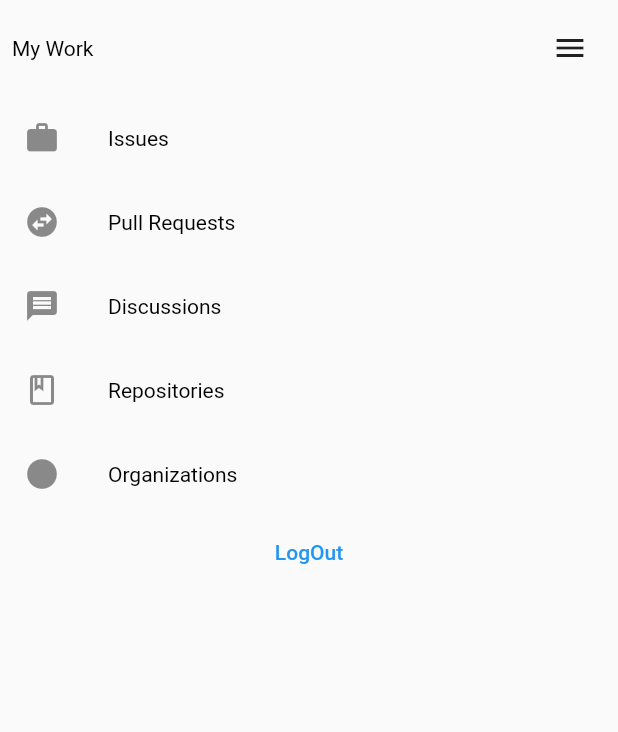
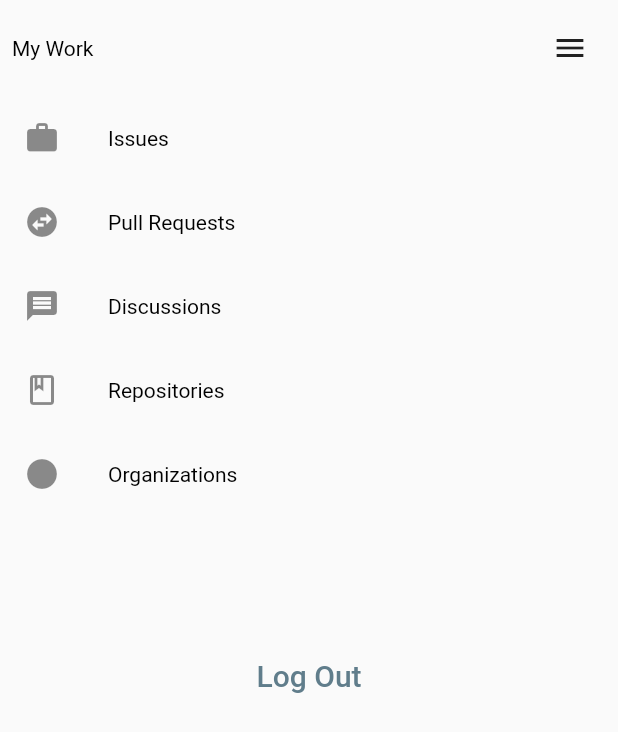
Before and after one commit to tanny99/jiit_hub, a Flutter app: the HomeScreen widget shown alone on an empty page, opened directly, on a phone screen of 412 x 824 dp. Shown: the top 732 px of the screen. Run offline on Flutter 3.47's test engine with Material 2 defaults, Android fonts, the light colour scheme and no system bars; our stand-ins replace firebase_auth, firebase_core, toast; accounts and stored records are empty.

Commit message:
Some Changes

```diff
--- a/lib/main.dart
+++ b/lib/main.dart
@@ -1,11 +1,10 @@
 import 'package:firebase_core/firebase_core.dart';
-import 'package:cloud_firestore/cloud_firestore.dart';
 import 'package:flutter/material.dart';
 import 'screens/LoginPage.dart';
 
 Future main() async{
   WidgetsFlutterBinding.ensureInitialized();
-  // Firebase.initializeApp();
+  Firebase.initializeApp();
   runApp(MyApp());
 }
 
--- a/lib/screens/HomePage.dart
+++ b/lib/screens/HomePage.dart
@@ -35,7 +35,10 @@ class _HomePageState extends State<HomePage> {
     return MaterialApp(
       debugShowCheckedModeBanner: false,
       home: Scaffold(
-          appBar: AppBar(title: Text('JIIT HUB!'),
+          appBar: AppBar(
+              // title: Text('JIIT HUB!'),
+              title:Center(child: Text('JIIT HUB')),
+              backgroundColor: Colors.blueGrey[800],
               leading: Icon(Icons.icecream_outlined),
               actions: [
                 GestureDetector(child: IconButton(
@@ -58,7 +61,6 @@ class _HomePageState extends State<HomePage> {
           ],
           currentIndex: selectedIndex,
           onTap: _onTap,
-
         ),
 
       ),
--- a/lib/screens/HomeScreen.dart
+++ b/lib/screens/HomeScreen.dart
@@ -1,5 +1,8 @@
 import 'package:flutter/material.dart';
+import 'package:jiit_hub/screens/Methods.dart';
 import 'Constants.dart' as K;
+import 'package:jiit_hub/responsive_constants.dart';
+import 'package:flutter/cupertino.dart';
 class HomeScreen extends StatefulWidget {
   @override
   _HomeScreenState createState() => _HomeScreenState();
@@ -20,9 +23,16 @@ class _HomeScreenState extends State<HomeScreen> {
           ListTile(leading: Icon(Icons.message),title: Text('Discussions', style: K.style2),onTap:(){},),
           ListTile(leading: Icon(Icons.book_outlined),title: Text('Repositories', style: K.style2),onTap:(){},),
           ListTile(leading: Icon(Icons.circle),title: Text('Organizations', style: K.style2),onTap:(){},),
+          SizedBox(
+            height: Responsive.height(10, context),
+          ),
           TextButton(
-            onPressed: (){},
-            child: Text("LogOut"),
+            onPressed: () => logOut(context),
+            child: Text("Log Out",
+            style: TextStyle(
+              color: Colors.blueGrey,
+              fontSize: 20,
+            ),),
           ),
         ],
       ),
--- a/pubspec.yaml
+++ b/pubspec.yaml
@@ -30,8 +30,9 @@ dependencies:
   cupertino_icons: ^1.0.2
   firebase_auth: ^3.2.0
   firebase_core: ^1.10.0
+  firebase_storage: ^10.1.0
+#  cloud_firestore: ^3.1.0
   http: ^0.13.3
-  cloud_firestore: ^3.1.0
 #  animated_text_kit:
 #  flutter_svg:
 #  pin_entry_text_field: ^0.1.4
```
Also changed, not shown: lib/screens/LoginPage.dart (+4 -31 lines), pubspec.lock, 1 other file.
